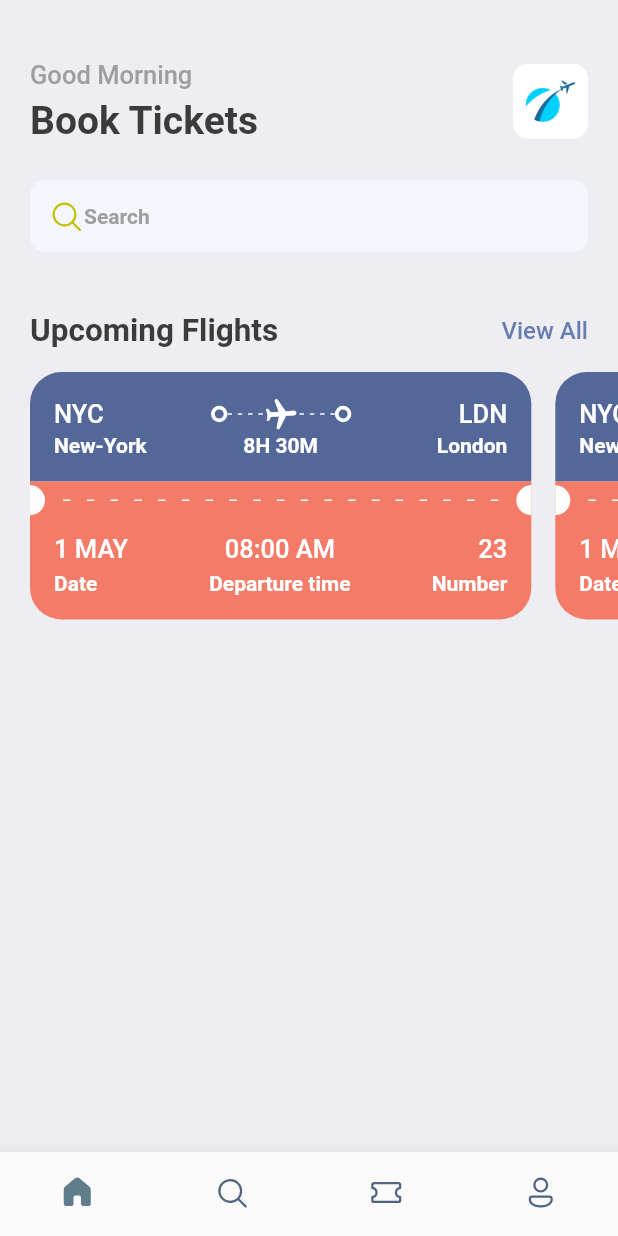
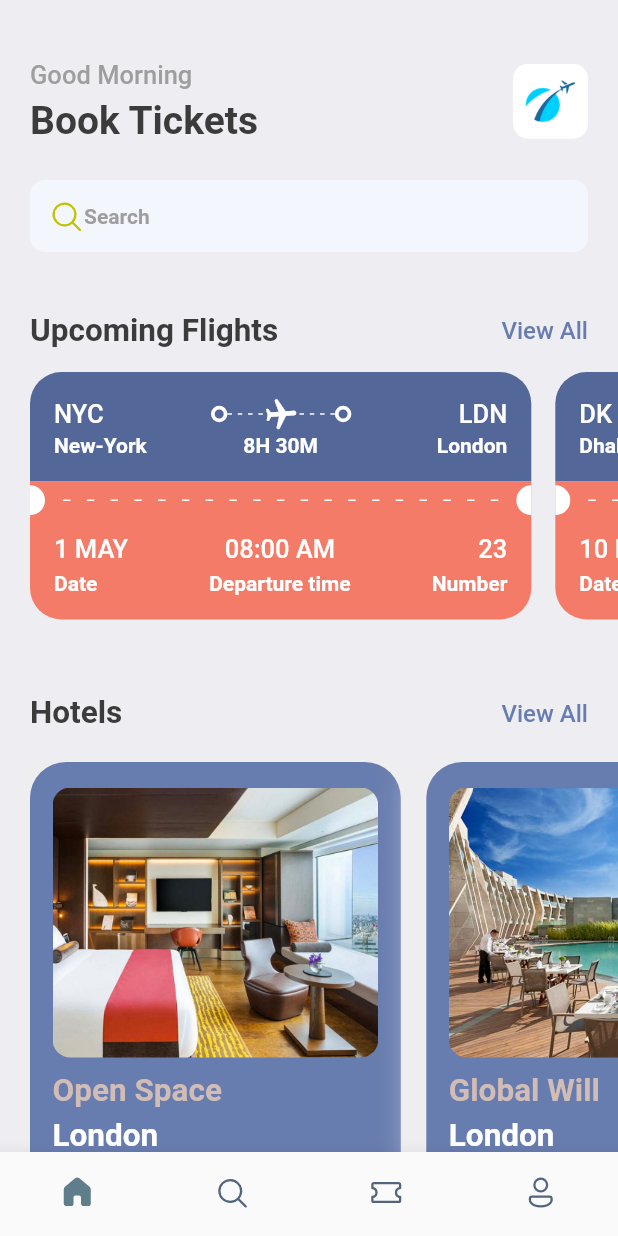
Before and after one commit to raskovnik/potpourri, a Flutter app: the screen it shows after launch, on a phone screen of 412 x 824 dp. Run offline on Flutter 3.47's test engine with Material 2 defaults, Android fonts, the phone set to English and light mode, and no system bars; our stand-ins replace fluentui_icons, gap, get.

Commit message:
Home Screen

```diff
--- a/Dart/tickets/lib/screens/home_screen.dart
+++ b/Dart/tickets/lib/screens/home_screen.dart
@@ -2,7 +2,9 @@ import 'package:fluentui_icons/fluentui_icons.dart';
 import 'package:flutter/cupertino.dart';
 import 'package:flutter/material.dart';
 import 'package:gap/gap.dart';
+import 'package:tickets/screens/hotel_view.dart';
 import 'package:tickets/screens/ticket_view.dart';
+import 'package:tickets/utils/app_info_list.dart';
 import 'package:tickets/utils/app_styles.dart';
 
 
@@ -90,12 +92,32 @@ class HomeScreen extends StatelessWidget {
             scrollDirection: Axis.horizontal,
             padding: const EdgeInsets.only(left: 20),
             child: Row(
+              children: ticketList.map((singleTicket) => TicketView(ticket: singleTicket)).toList()
+            )
+          ),
+          const Gap(15),
+          Container(
+            padding: const EdgeInsets.symmetric(horizontal: 20),
+            child: Row(
+              mainAxisAlignment: MainAxisAlignment.spaceBetween,
               children: [
-                TicketView(),
-                TicketView(),
+                Text("Hotels", style: Styles.headLineStyle2,),
+                InkWell(
+                    onTap: () {
+                      print("You are tapped");
+                    },
+                    child: Text("View All", style: Styles.textStyle.copyWith(color: Styles.primaryColor,))
+                )
               ],
-            )
-          )
+            ),
+          ),
+          const Gap(15),
+          SingleChildScrollView(
+              scrollDirection: Axis.horizontal,
+              padding: const EdgeInsets.only(left: 20),
+              child: Row(
+                children: hotelList.map((singleHotel) => HotelScreen(hotel: singleHotel)).toList(),
+              ))
         ],
       )
     );
--- /dev/null
+++ b/Dart/tickets/lib/screens/hotel_view.dart
@@ -0,0 +1,65 @@
+import 'package:flutter/cupertino.dart';
+import 'package:flutter/material.dart';
+import 'package:gap/gap.dart';
+import 'package:tickets/utils/app_layout.dart';
+import 'package:tickets/utils/app_styles.dart';
+
+class HotelScreen extends StatelessWidget {
+  final Map<String, dynamic> hotel;
+  const HotelScreen({Key? key, required this.hotel}) : super(key: key);
+
+  @override
+  Widget build(BuildContext context) {
+    final size = AppLayout.getSize(context);
+    return Container(
+      width: size.width*0.6,
+      height: AppLayout.getHeight(350),
+      padding: const EdgeInsets.symmetric(horizontal: 15, vertical: 17),
+      margin: const EdgeInsets.only(right: 17, top: 5),
+      decoration: BoxDecoration(
+        color: Styles.primaryColor,
+        borderRadius: BorderRadius.circular(24),
+        boxShadow: [
+          BoxShadow(
+            color: Colors.grey.shade200,
+            blurRadius: 20,
+            spreadRadius: 5,
+          )
+        ]
+      ),
+      child: Column(
+        crossAxisAlignment: CrossAxisAlignment.start,
+        children: [
+          Container (
+            height: AppLayout.getHeight(180),
+            decoration: BoxDecoration(
+              borderRadius: BorderRadius.circular(12),
+              color: Styles.primaryColor,
+              image: DecorationImage(
+                fit: BoxFit.cover,
+                image: AssetImage(
+                  "assets/images/${hotel['image']}"
+                )
+              )
+            ),
+          ),
+          const Gap(10),
+          Text(
+            hotel['place'],
+            style: Styles.headLineStyle2.copyWith(color: Styles.kakiColor),
+          ),
+          const Gap(5),
+          Text(
+            hotel['destination'],
+            style: Styles.headLineStyle2.copyWith(color: Colors.white),
+          ),
+          const Gap(8),
+          Text(
+            "\$${hotel['price']}/night",
+            style: Styles.headLineStyle.copyWith(color: Styles.kakiColor),
+          ),
+        ],
+      ),
+    );
+  }
+}
--- a/Dart/tickets/lib/screens/ticket_view.dart
+++ b/Dart/tickets/lib/screens/ticket_view.dart
@@ -6,16 +6,17 @@ import 'package:tickets/utils/app_styles.dart';
 import 'package:tickets/widgets/thick_container.dart';
 
 class TicketView extends StatelessWidget {
-  const TicketView({Key? key}) : super(key: key);
+  final Map<String, dynamic> ticket;
+  const TicketView({Key? key, required this.ticket}) : super(key: key);
 
   @override
   Widget build(BuildContext context) {
     final size = AppLayout.getSize(context);
     return SizedBox(
       width: size.width*0.85,
-      height: 200,
+      height: AppLayout.getHeight(200),
       child: Container(
-        margin: const EdgeInsets.only(right: 16),
+        margin: EdgeInsets.only(right: AppLayout.getHeight(16)),
         child: Column(
           children: [
             /*
@@ -32,7 +33,7 @@ class TicketView extends StatelessWidget {
                 children: [
                   Row(
                     children: [
-                      Text("NYC", style: Styles.headLineStyle3.copyWith(color: Colors.white),),
+                      Text(ticket['from']['code'], style: Styles.headLineStyle3.copyWith(color: Colors.white),),
                       Expanded(child: Container()),
                       ThickContainer(),
                       Expanded(child: Stack(
@@ -63,7 +64,7 @@ class TicketView extends StatelessWidget {
 
                       ThickContainer(),
                       Expanded(child: Container()),
-                      Text("LDN", style: Styles.headLineStyle3.copyWith(color: Colors.white),)
+                      Text(ticket['to']['code'], style: Styles.headLineStyle3.copyWith(color: Colors.white),)
 
                     ],
                   ),
@@ -72,11 +73,11 @@ class TicketView extends StatelessWidget {
                     mainAxisAlignment: MainAxisAlignment.spaceBetween,
                     children: [
                       SizedBox(
-                        width: 100, child: Text("New-York", style: Styles.headLineStyle4.copyWith(color: Colors.white))
+                        width: 100, child: Text(ticket['from']['name'], style: Styles.headLineStyle4.copyWith(color: Colors.white))
                       ),
-                      Text("8H 30M", style: Styles.headLineStyle4.copyWith(color: Colors.white),),
+                      Text(ticket['flying_time'], style: Styles.headLineStyle4.copyWith(color: Colors.white),),
                       SizedBox(
-                          width: 100, child: Text("London", textAlign: TextAlign.end, style: Styles.headLineStyle4.copyWith(color: Colors.white))
+                          width: 100, child: Text(ticket['to']['name'], textAlign: TextAlign.end, style: Styles.headLineStyle4.copyWith(color: Colors.white))
                       ),
                     ],
                   )
@@ -158,7 +159,7 @@ class TicketView extends StatelessWidget {
                       Column(
                         crossAxisAlignment: CrossAxisAlignment.start,
                         children: [
-                          Text("1 MAY",
+                          Text(ticket['date'],
                           style: Styles.headLineStyle3.copyWith(color: Colors.white)),
                           const Gap(5),
                           Text("Date",
@@ -168,7 +169,7 @@ class TicketView extends StatelessWidget {
                       Column(
                         crossAxisAlignment: CrossAxisAlignment.center,
                         children: [
-                          Text("08:00 AM",
+                          Text(ticket['departure_time'],
                               style: Styles.headLineStyle3.copyWith(color: Colors.white)),
                           const Gap(5),
                           Text("Departure time",
@@ -178,7 +179,7 @@ class TicketView extends StatelessWidget {
                       Column(
                         crossAxisAlignment: CrossAxisAlignment.end,
                         children: [
-                          Text("23",
+                          Text(ticket['number'].toString(),
                               style: Styles.headLineStyle3.copyWith(color: Colors.white)),
                           const Gap(5),
                           Text("Number",
--- /dev/null
+++ b/Dart/tickets/lib/utils/app_info_list.dart
@@ -0,0 +1,51 @@
+List<Map<String, dynamic>> hotelList = [
+  {
+    'image': 'one.png',
+    'place': 'Open Space',
+    'destination': 'London',
+    'price': 25
+  },
+  {
+    'image': 'two.png',
+    'place': 'Global Will',
+    'destination': 'London',
+    'price': 40
+  },
+  {
+    'image': 'three.png',
+    'place': 'Tallest Building',
+    'destination': 'Dubai',
+    'price': 68
+  },
+];
+
+List<Map<String, dynamic>> ticketList = [
+  {
+    'from': {
+      'code':"NYC",
+      'name':"New-York"
+    },
+    'to': {
+      'code':"LDN",
+      'name':"London"
+    },
+    'flying_time': '8H 30M',
+    'date': "1 MAY",
+    'departure_time':"08:00 AM",
+    "number":23
+  },
+  {
+    'from': {
+      'code':"DK",
+      'name':"Dhaka"
+    },
+    'to': {
+      'code':"SH",
+      'name':"Shanghai"
+    },
+    'flying_time': '4H 20M',
+    'date': "10 MAY",
+    'departure_time':"09:00 AM",
+    "number":45
+  },
+];
--- a/Dart/tickets/lib/utils/app_layout.dart
+++ b/Dart/tickets/lib/utils/app_layout.dart
@@ -1,7 +1,26 @@
 import 'package:flutter/cupertino.dart';
+import "package:get/get.dart";
 
 class AppLayout {
   static getSize(BuildContext context) {
     return MediaQuery.of(context).size;
   }
+
+  static getScreenHeight() {
+    return Get.height;
+  }
+
+  static getScreenWidth() {
+    return Get.width;
+  }
+
+  static getHeight(double pixels) {
+    double x = getScreenHeight() / pixels;
+    return getScreenHeight() / x;
+  }
+
+  static getWidth(double pixels) {
+    double x = getScreenWidth() / pixels;
+    return getScreenWidth() / x;
+  }
 }
--- a/Dart/tickets/lib/utils/app_styles.dart
+++ b/Dart/tickets/lib/utils/app_styles.dart
@@ -6,7 +6,7 @@ class Styles {
   static Color textColor = const Color(0xFF3b3b3b);
   static Color bgColor = const Color(0xFFeeedf2);
   static Color orangeColor = const Color(0xFFF37B67);
-
+  static Color kakiColor = const Color(0xFFd2bdb6);
   static TextStyle textStyle = TextStyle(fontSize: 16, color: textColor, fontWeight: FontWeight.w500);
   static TextStyle headLineStyle = TextStyle(fontSize: 26, color: textColor, fontWeight: FontWeight.bold);
   static TextStyle headLineStyle2 = TextStyle(fontSize: 21, color: textColor, fontWeight: FontWeight.bold);
--- a/Dart/tickets/pubspec.yaml
+++ b/Dart/tickets/pubspec.yaml
@@ -38,6 +38,7 @@ dependencies:
   cupertino_icons: ^1.0.2
   fluentui_icons: ^1.0.0
   gap: ^2.0.0
+  get:
 
 dev_dependencies:
   flutter_test:
```
Also changed, not shown: Dart/tickets/pubspec.lock.
